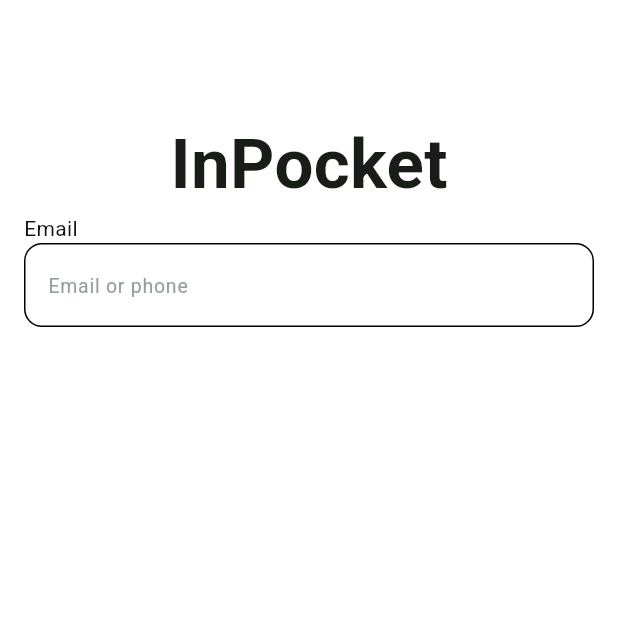
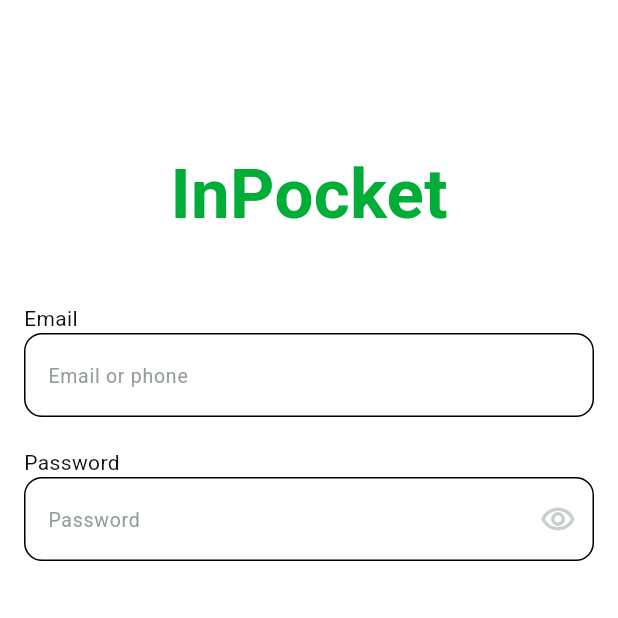
Before and after one commit to AppVanguard/Deals, a Flutter app: the SigninView screen opened by its route, on a phone screen of 412 x 824 dp, the top half of it. Run offline on Flutter 3.47's test engine with Material 3 defaults, Android fonts, the phone set to English and light mode, and no system bars; our stand-ins replace dots_indicator, flutter_bloc, flutter_svg, shared_preferences; accounts and stored records are empty.

Commit message:
Add CustomCheckBox widget and integrate Check SVG; update SigninViewBody layout

```diff
--- a/lib/core/utils/app_images.dart
+++ b/lib/core/utils/app_images.dart
@@ -9,6 +9,10 @@ class AppImages {
   /// Assets for assetsImagesCash
   /// assets/images/cash.svg
   static const String assetsImagesCash = "assets/images/cash.svg";
+
+  /// Assets for assetsImagesCheck
+  /// assets/images/Check.svg
+  static const String assetsImagesCheck = "assets/images/Check.svg";
 
   /// Assets for assetsImagesD
   /// assets/images/d.svg
--- a/lib/core/widgets/custom_password_filed.dart
+++ b/lib/core/widgets/custom_password_filed.dart
@@ -26,11 +26,11 @@ class _CustomPasswordFieldState extends State<CustomPasswordField> {
           obscureText = !obscureText;
         }),
         icon: obscureText
-            ? const Icon(Icons.remove_red_eye)
-            : const Icon(Icons.visibility_off),
+            ? const Icon(Icons.remove_red_eye_outlined)
+            : const Icon(Icons.visibility_off_outlined),
         color: const Color(0xffc9cecf),
       ),
-      hintText: 'كلمة المرور',
+      hintText: S.of(context).Password,
       textInputType: TextInputType.visiblePassword,
     );
   }
--- a/lib/features/auth/presentation/views/widgets/signin_view_body.dart
+++ b/lib/features/auth/presentation/views/widgets/signin_view_body.dart
@@ -1,6 +1,8 @@
 import 'package:flutter/material.dart';
 import 'package:in_pocket/constants.dart';
+import 'package:in_pocket/core/utils/app_colors.dart';
 import 'package:in_pocket/core/utils/app_text_styles.dart';
+import 'package:in_pocket/core/widgets/custom_password_filed.dart';
 import 'package:in_pocket/core/widgets/custom_text_form_field.dart';
 import 'package:in_pocket/generated/l10n.dart';
 
@@ -22,13 +24,17 @@ class _SigninViewBodyState extends State<SigninViewBody> {
         key: formKey,
         autovalidateMode: autovalidateMode,
         child: Column(
+          spacing: 20,
           children: [
             SizedBox(height: 76),
-            Text(appTittle, style: AppTextStyles.bold46),
+            Text(appTittle,
+                style: AppTextStyles.bold46.copyWith(color: AppColors.primary)),
+            SizedBox(),
             CustomTextFormField(
                 hintText: S.of(context).EmailOrPhone,
                 textInputType: TextInputType.text,
-                label: S.of(context).Email)
+                label: S.of(context).Email),
+            CustomPasswordField()
           ],
         ),
       ),
```
Also changed, not shown: lib/features/auth/presentation/views/widgets/custom_check_box.dart (added, +57 -0 lines), assets/images/Check.svg (added).
